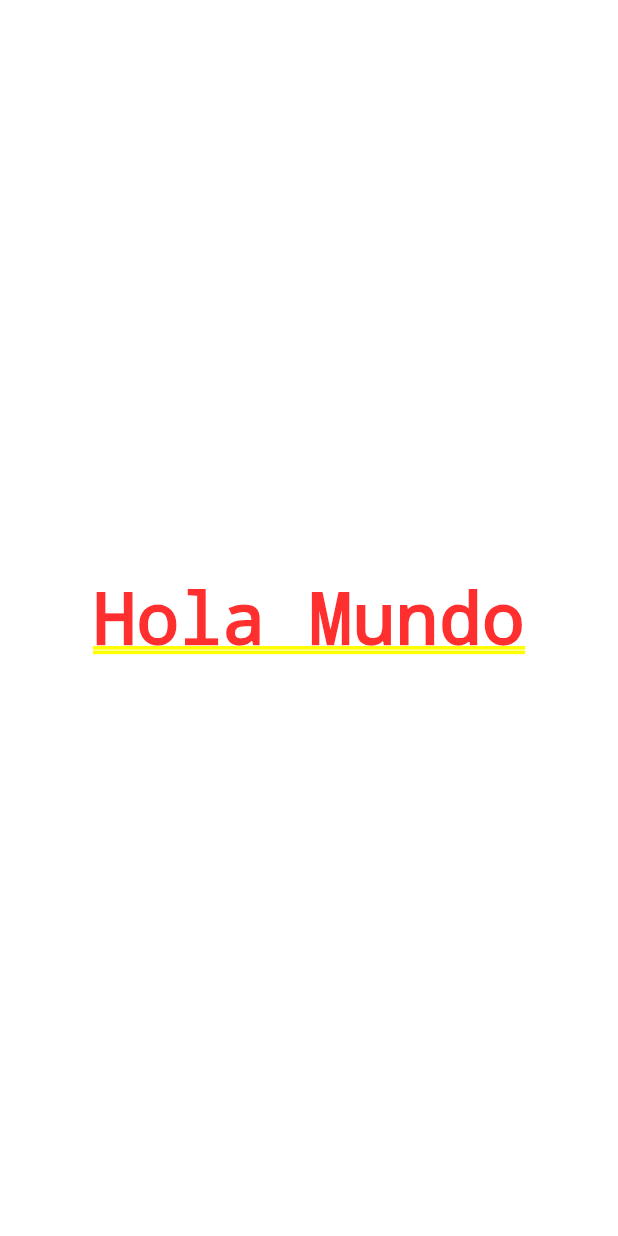
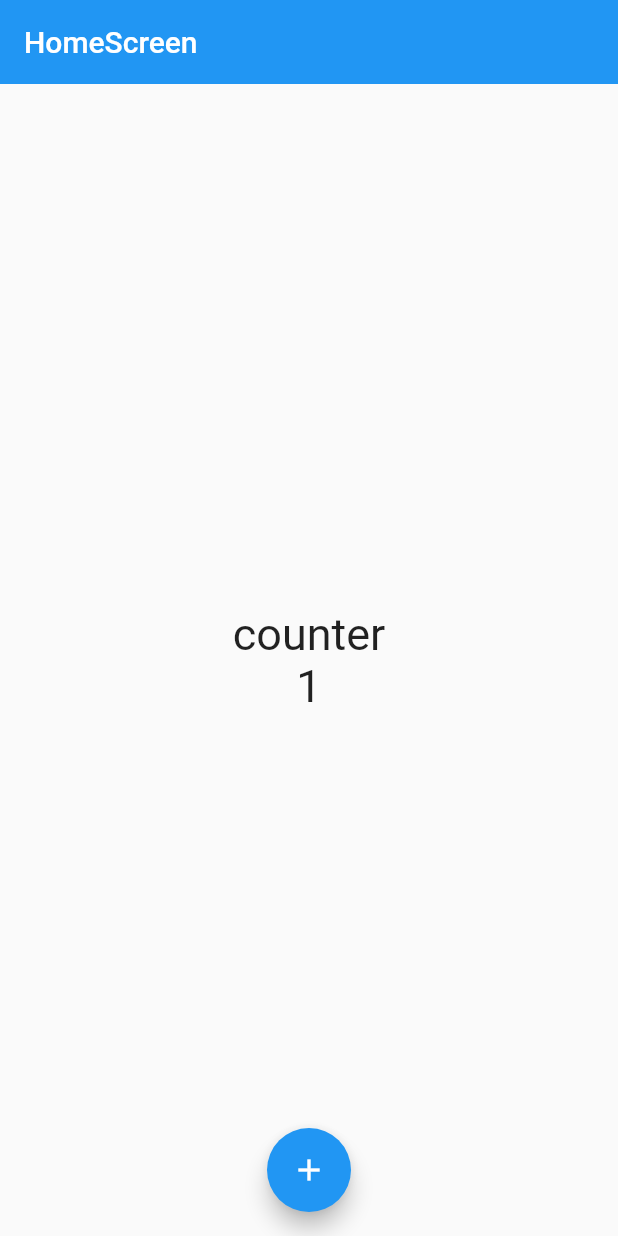
Before and after one commit to angelamonsalvep/myApp_flutter, a Flutter app: the screen it shows after launch, on a phone screen of 412 x 824 dp. Run offline on Flutter 3.47's test engine with Material 2 defaults, Android fonts, the phone set to English and light mode, and no system bars.

Commit message:
diseño de interfaz home con statelessWidget

```diff
--- /dev/null
+++ b/lib/home_screen.dart
@@ -0,0 +1,37 @@
+import 'package:flutter/material.dart';
+
+class HomeScreen extends StatelessWidget {
+
+
+  const HomeScreen({Key? key}) : super(key: key);
+
+  @override
+  Widget build(BuildContext context) {
+
+    const fontSize30 = TextStyle( fontSize: 30 );
+
+    return Scaffold(
+      appBar: AppBar(
+        title: const Text('HomeScreen'),
+        elevation: 0,
+      ),
+      body: Center(
+        child: Column(
+                mainAxisAlignment: MainAxisAlignment.center,
+                children: const <Widget>[
+                  Text('counter', style: fontSize30,),
+                  Text('1', style: fontSize30,),
+                ],
+            ),
+      ),
+      floatingActionButtonLocation: FloatingActionButtonLocation.centerFloat,
+      floatingActionButton: FloatingActionButton(
+        child: const Icon(Icons.add),
+        onPressed: () {
+
+         },
+         ),
+    );
+  }
+
+}
--- a/lib/main.dart
+++ b/lib/main.dart
@@ -1,4 +1,5 @@
 import 'package:flutter/material.dart';
+import 'package:my_app/home_screen.dart';
 
 void main() {
   runApp(const MyApp());
@@ -14,8 +15,7 @@ class MyApp extends StatelessWidget{
   Widget build(BuildContext context) {
     return const MaterialApp(
       debugShowCheckedModeBanner: false,
-      home: Center(
-        child: Text('Hola Mundo')),
+      home: HomeScreen()
     );
   }
 
```
